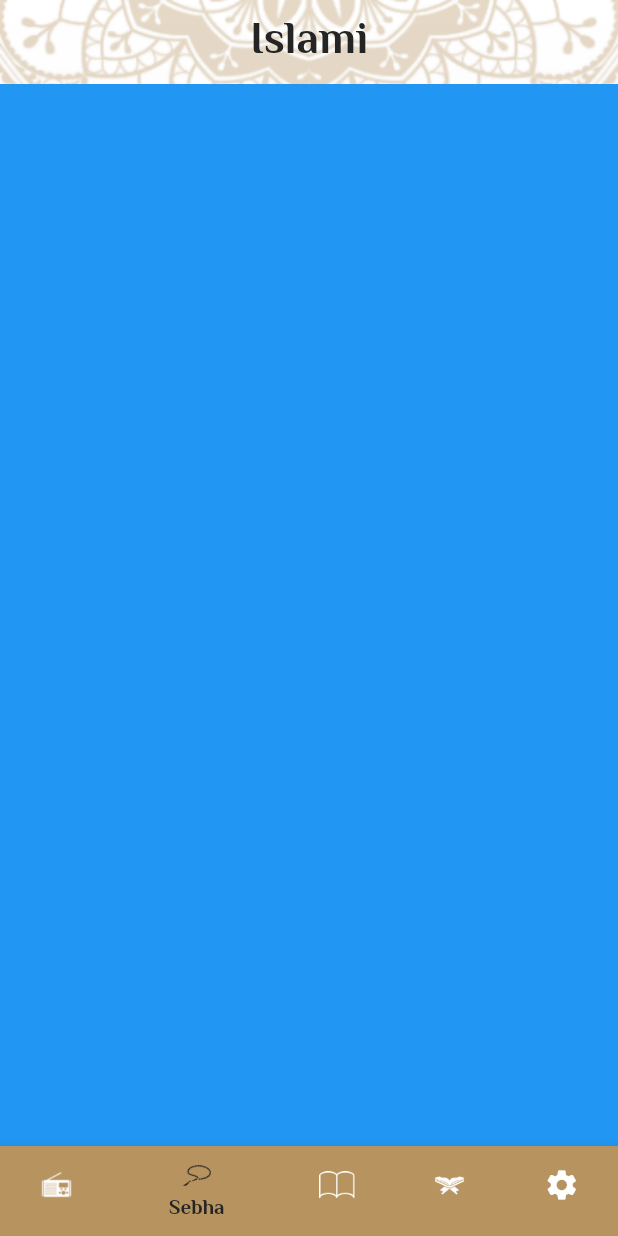
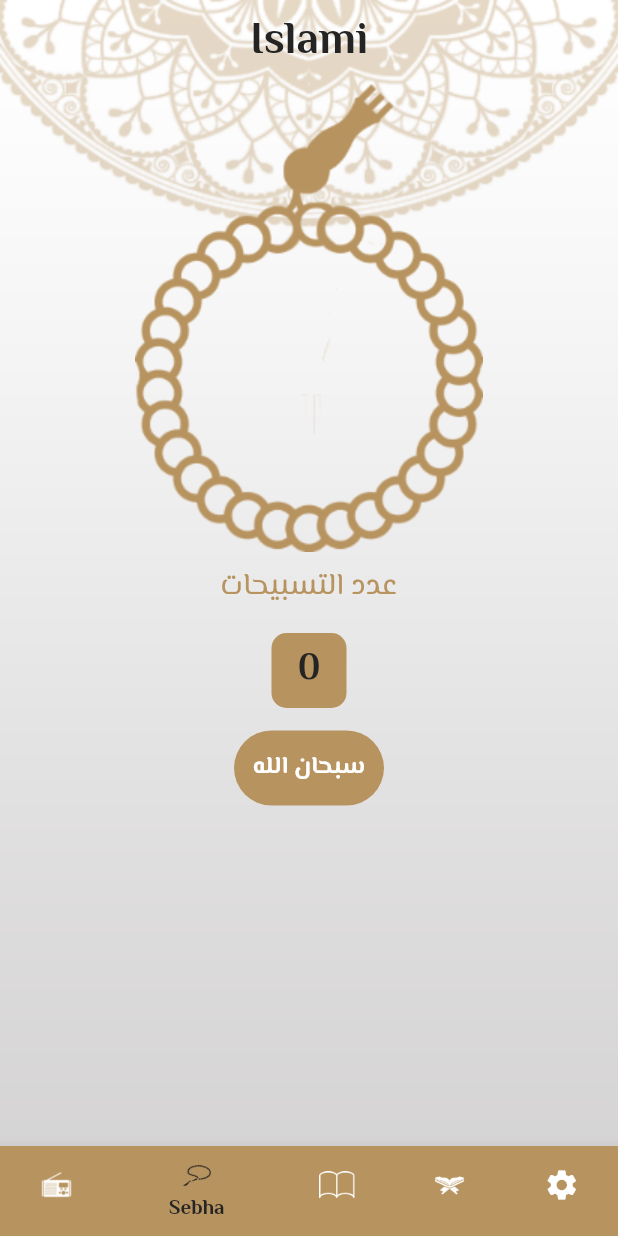
Before and after one commit to zahra2299/Athkar, a Flutter app: the screen it shows after launch, item 2 of the bottom bar chosen, on a phone screen of 412 x 824 dp. Run offline on Flutter 3.47's test engine with Material 2 defaults, Android fonts, the phone set to English and light mode, and no system bars; our stand-ins replace google_fonts.

Commit message:
finish sebha task

```diff
--- a/lib/tabs/sebha_tab.dart
+++ b/lib/tabs/sebha_tab.dart
@@ -1,12 +1,78 @@
 import 'package:flutter/material.dart';
+import 'package:islami/myThemeData.dart';
 
-class SebhaTab extends StatelessWidget {
-  const SebhaTab({super.key});
+class SebhaTab extends StatefulWidget {
+  @override
+  State<SebhaTab> createState() => _SebhaTabState();
+}
+
+class _SebhaTabState extends State<SebhaTab> {
+  int counter = 0;
+  String txt = "سبحان الله";
 
   @override
   Widget build(BuildContext context) {
-    return Container(
-      color: Colors.blue,
+    return Center(
+      child: Column(
+        children: [
+          InkWell(
+              onTap: () {
+                counter++;
+                if (counter == 33) {
+                  if (txt == "سبحان الله") {
+                    txt = "الحمد لله";
+                  } else if (txt == "الحمد لله") {
+                    txt = "الله أكبر";
+                  } else {
+                    txt = "سبحان الله";
+                  }
+                  counter = 0;
+                }
+                setState(() {});
+              },
+              child: Image.asset("assets/images/sebha_image.png")),
+          SizedBox(
+            height: 8,
+          ),
+          Text("عدد التسبيحات",
+              style: Theme.of(context)
+                  .textTheme
+                  .bodySmall!
+                  .copyWith(color: MyThemeData.primaryColor)),
+          SizedBox(
+            height: 15,
+          ),
+          Container(
+            height: 50,
+            width: 50,
+            decoration: BoxDecoration(
+              color: MyThemeData.primaryColor,
+              borderRadius: BorderRadius.circular(10),
+            ),
+            child: Center(
+                child: Text(
+              "$counter",
+              style: TextStyle(color: MyThemeData.blackColor),
+            )),
+          ),
+          SizedBox(
+            height: 15,
+          ),
+          Container(
+            height: 50,
+            width: 100,
+            decoration: BoxDecoration(
+              color: MyThemeData.primaryColor,
+              borderRadius: BorderRadius.circular(40),
+            ),
+            child: Center(
+                child: Text(
+              "$txt",
+              style: TextStyle(color: Colors.white, fontSize: 16),
+            )),
+          ),
+        ],
+      ),
     );
   }
 }
```
